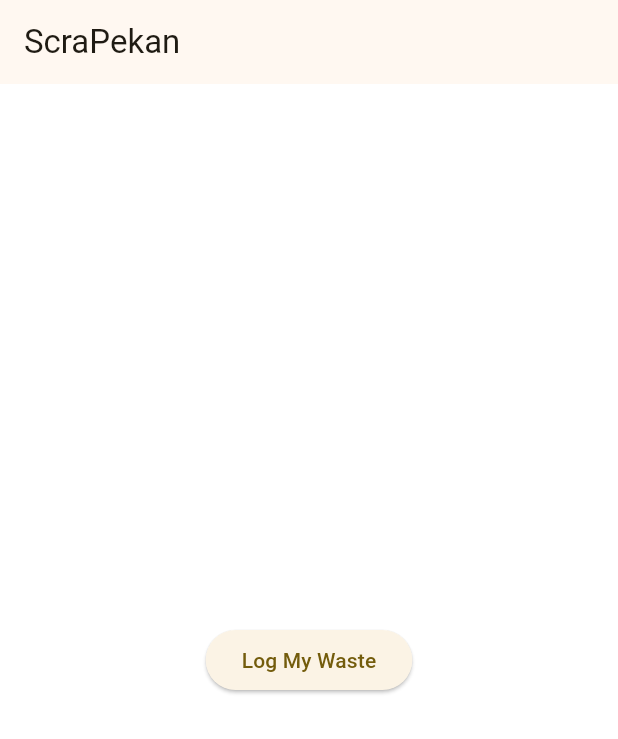
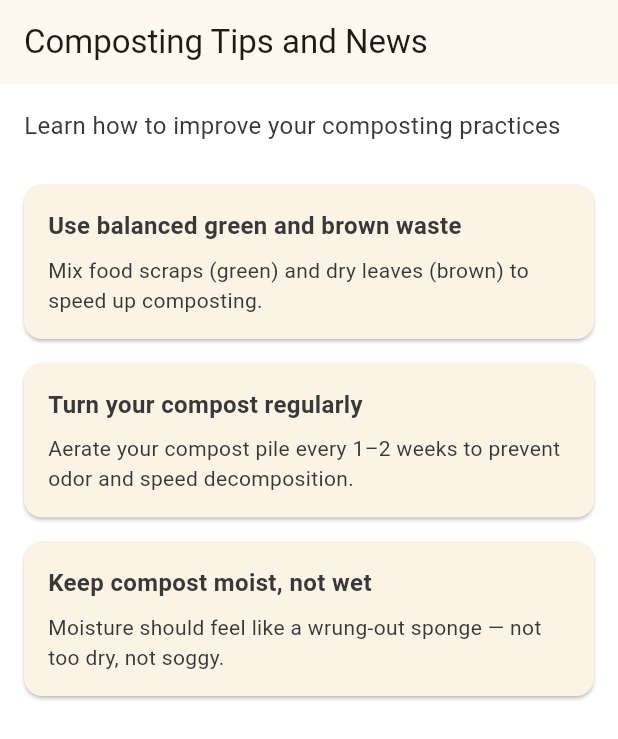
Before and after one commit to nandhns/scrapekan, a Flutter app: the screen it shows after launch, on a phone screen of 412 x 824 dp. Shown: the top 739 px of the screen. Run offline on Flutter 3.47's test engine with Material 3 defaults, Android fonts, the phone set to English and light mode, and no system bars.

Commit message:
added composting tips news screen

```diff
--- a/lib/main.dart
+++ b/lib/main.dart
@@ -1,5 +1,6 @@
 import 'package:flutter/material.dart';
 import 'screens/log_waste_screen.dart';
+import 'screens/compost_tips_screen.dart';
 
 void main() {
   runApp(const ScraPekanApp());
@@ -20,7 +21,8 @@
           bodyMedium: TextStyle(color: Color(0xFF383838)),
         ),
       ),
-      home: const HomePage(), // temporary
+      //home: const HomePage(),
+      home: const CompostTipsScreen(), // temporary
     );
   }
 }
--- /dev/null
+++ b/lib/screens/compost_tips_screen.dart
@@ -0,0 +1,68 @@
+import 'package:flutter/material.dart';
+
+class CompostTipsScreen extends StatelessWidget {
+  const CompostTipsScreen({super.key});
+
+  @override
+  Widget build(BuildContext context) {
+    return Scaffold(
+      appBar: AppBar(title: const Text("Composting Tips and News")),
+      body: Padding(
+        padding: const EdgeInsets.all(16.0),
+        child: Column(
+          crossAxisAlignment: CrossAxisAlignment.start,
+          children: [
+            const Text(
+              "Learn how to improve your composting practices",
+              style: TextStyle(fontSize: 16),
+            ),
+            const SizedBox(height: 20),
+            Expanded(
+              child: ListView(
+                children: const [
+                  TipCard(
+                    title: "Use balanced green and brown waste",
+                    content: "Mix food scraps (green) and dry leaves (brown) to speed up composting.",
+                  ),
+                  TipCard(
+                    title: "Turn your compost regularly",
+                    content: "Aerate your compost pile every 1–2 weeks to prevent odor and speed decomposition.",
+                  ),
+                  TipCard(
+                    title: "Keep compost moist, not wet",
+                    content: "Moisture should feel like a wrung-out sponge — not too dry, not soggy.",
+                  ),
+                ],
+              ),
+            ),
+          ],
+        ),
+      ),
+    );
+  }
+}
+
+class TipCard extends StatelessWidget {
+  final String title;
+  final String content;
+
+  const TipCard({super.key, required this.title, required this.content});
+
+  @override
+  Widget build(BuildContext context) {
+    return Card(
+      margin: const EdgeInsets.symmetric(vertical: 8),
+      child: Padding(
+        padding: const EdgeInsets.all(16),
+        child: Column(
+          crossAxisAlignment: CrossAxisAlignment.start,
+          children: [
+            Text(title, style: const TextStyle(fontWeight: FontWeight.bold, fontSize: 16)),
+            const SizedBox(height: 8),
+            Text(content),
+          ],
+        ),
+      ),
+    );
+  }
+}
```
